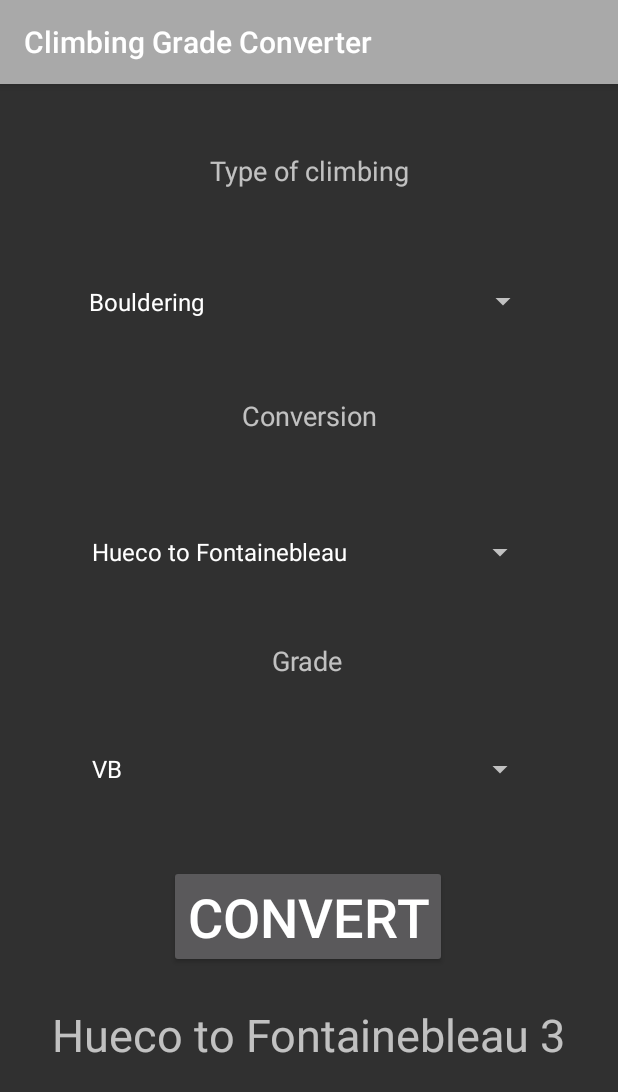
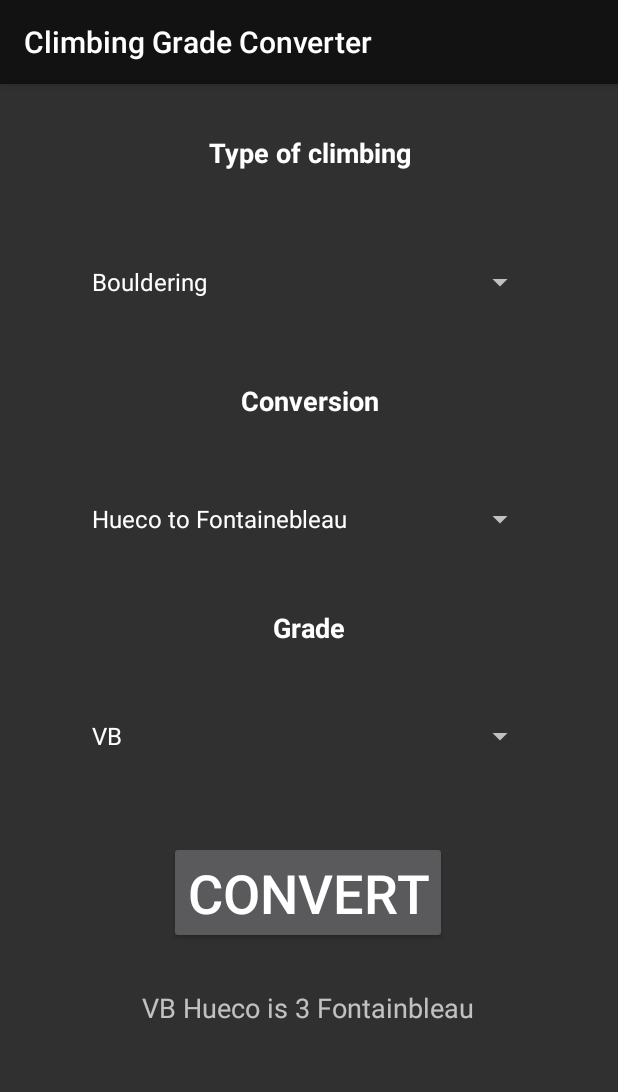
Before and after one commit to jtchristie/ClimbingGradeConverter, an Android app: the screen it shows after launch (MainActivity), after a tap on "CONVERT", on a phone screen of 412 x 824 dp. Shown: the top 1092 px of the screen. Run offline under Robolectric (Android 15) with nearby library versions, the phone set to English and light mode, and no system bars.

Commit message:
fixed UI

```diff
--- a/app/src/main/java/com/example/ClimbingGradeConverter/MainActivity.java
+++ b/app/src/main/java/com/example/ClimbingGradeConverter/MainActivity.java
@@ -127,13 +127,13 @@ public class MainActivity extends AppCompatActivity {
                 gradeIndex=  grade.getSelectedItemPosition();
 
                 if (conversionChoice.equals("Hueco to Fontainebleau")){
-                    result.setText(conversionChoice + " " + font[gradeIndex]);
+                    result.setText(hueco[gradeIndex] + " Hueco is " + font[gradeIndex] + " Fontainbleau");
                 } else if (conversionChoice.equals("Fontainebleau to Hueco")) {
-                    result.setText(conversionChoice + " " + hueco[gradeIndex]);
+                    result.setText(font[gradeIndex] + " Fontainbleau is " + hueco[gradeIndex] + " Hueco");
                 } else if (conversionChoice.equals("YDS to French")){
-                    result.setText(conversionChoice + " " + french[gradeIndex]);
+                    result.setText(YDS[gradeIndex] + " YDS is "  + french[gradeIndex] + " French");
                 } else if (conversionChoice.equals("French to YDS")){
-                    result.setText(conversionChoice + " " + YDS[gradeIndex]);
+                    result.setText( french[gradeIndex] + " French is " +  YDS[gradeIndex] + " in YDS");
                 }
             }
         });
--- a/app/src/main/res/layout/activity_main.xml
+++ b/app/src/main/res/layout/activity_main.xml
@@ -10,7 +10,7 @@
         android:id="@+id/conversion"
         android:layout_width="304dp"
         android:layout_height="80dp"
-        android:layout_marginTop="32dp"
+        android:layout_marginTop="20dp"
         android:entries="@array/txtGroupBouldering"
         android:gravity="center"
         android:spinnerMode="dialog"
@@ -36,8 +36,8 @@
 
     <Spinner
         android:id="@+id/type"
-        android:layout_width="308dp"
-        android:layout_height="82dp"
+        android:layout_width="304dp"
+        android:layout_height="80dp"
         android:layout_marginTop="20dp"
         android:entries="@array/boulderRoute"
         android:gravity="center"
@@ -52,7 +52,7 @@
         android:id="@+id/btnCost"
         android:layout_width="wrap_content"
         android:layout_height="wrap_content"
-        android:layout_marginTop="24dp"
+        android:layout_marginTop="30dp"
         android:text="@string/btnCost"
         android:textSize="36sp"
         app:layout_constraintEnd_toEndOf="parent"
@@ -64,8 +64,8 @@
         android:id="@+id/txtResult"
         android:layout_width="wrap_content"
         android:layout_height="wrap_content"
-        android:layout_marginTop="24dp"
-        android:textSize="30sp"
+        android:layout_marginTop="30dp"
+        android:textSize="18sp"
         app:layout_constraintEnd_toEndOf="parent"
         app:layout_constraintHorizontal_bias="0.498"
         app:layout_constraintStart_toStartOf="parent"
@@ -75,10 +75,12 @@
         android:id="@+id/textView2"
         android:layout_width="0dp"
         android:layout_height="52dp"
-        android:layout_marginTop="32dp"
+        android:layout_marginTop="20dp"
         android:gravity="center"
         android:text="@string/selectType"
+        android:textColor="#FFFFFF"
         android:textSize="18sp"
+        android:textStyle="bold"
         app:layout_constraintEnd_toEndOf="parent"
         app:layout_constraintStart_toStartOf="parent"
         app:layout_constraintTop_toTopOf="parent" />
@@ -87,10 +89,12 @@
         android:id="@+id/textView3"
         android:layout_width="0dp"
         android:layout_height="38dp"
-        android:layout_marginTop="16dp"
+        android:layout_marginTop="20dp"
         android:gravity="center"
         android:text="@string/selectConversion"
+        android:textColor="#FFFFFF"
         android:textSize="18sp"
+        android:textStyle="bold"
         app:layout_constraintEnd_toEndOf="parent"
         app:layout_constraintStart_toStartOf="parent"
         app:layout_constraintTop_toBottomOf="@+id/type" />
@@ -103,7 +107,9 @@
         android:gravity="center"
         android:text="@string/selectGrade"
 
+        android:textColor="#FFFFFF"
         android:textSize="18sp"
+        android:textStyle="bold"
         app:layout_constraintEnd_toEndOf="parent"
         app:layout_constraintHorizontal_bias="0.498"
         app:layout_constraintStart_toStartOf="parent"
--- a/app/src/main/res/values-night/themes.xml
+++ b/app/src/main/res/values-night/themes.xml
@@ -3,7 +3,7 @@
     <style name="Theme.ProgrammingAssignment3Part1" parent="Theme.AppCompat">
         <!-- Primary brand color. -->
         <item name="colorPrimary">@color/purple_200</item>
-        <item name="colorPrimaryVariant">@color/purple_700</item>
+        <item name="colorPrimaryVariant">@color/dark_gray</item>
         <item name="colorOnPrimary">@color/black</item>
         <!-- Secondary brand color. -->
         <item name="colorSecondary">@color/teal_200</item>
--- a/app/src/main/res/values/colors.xml
+++ b/app/src/main/res/values/colors.xml
@@ -7,5 +7,5 @@
     <color name="teal_700">#FF018786</color>
     <color name="black">#FF000000</color>
     <color name="white">#FFFFFFFF</color>
-    <color name="dark_gray">#a9a9a9</color>
+    <color name="dark_gray">#121212</color>
 </resources>
--- a/app/src/main/res/values/themes.xml
+++ b/app/src/main/res/values/themes.xml
@@ -3,7 +3,7 @@
     <style name="Theme.ProgrammingAssignment3Part1" parent="Theme.AppCompat">
         <!-- Primary brand color. -->
         <item name="colorPrimary">@color/dark_gray</item>
-        <item name="colorPrimaryVariant">@color/purple_700</item>
+        <item name="colorPrimaryVariant">@color/dark_gray</item>
         <item name="colorOnPrimary">@color/dark_gray</item>
         <!-- Secondary brand color. -->
         <item name="colorSecondary">@color/teal_200</item>
```
